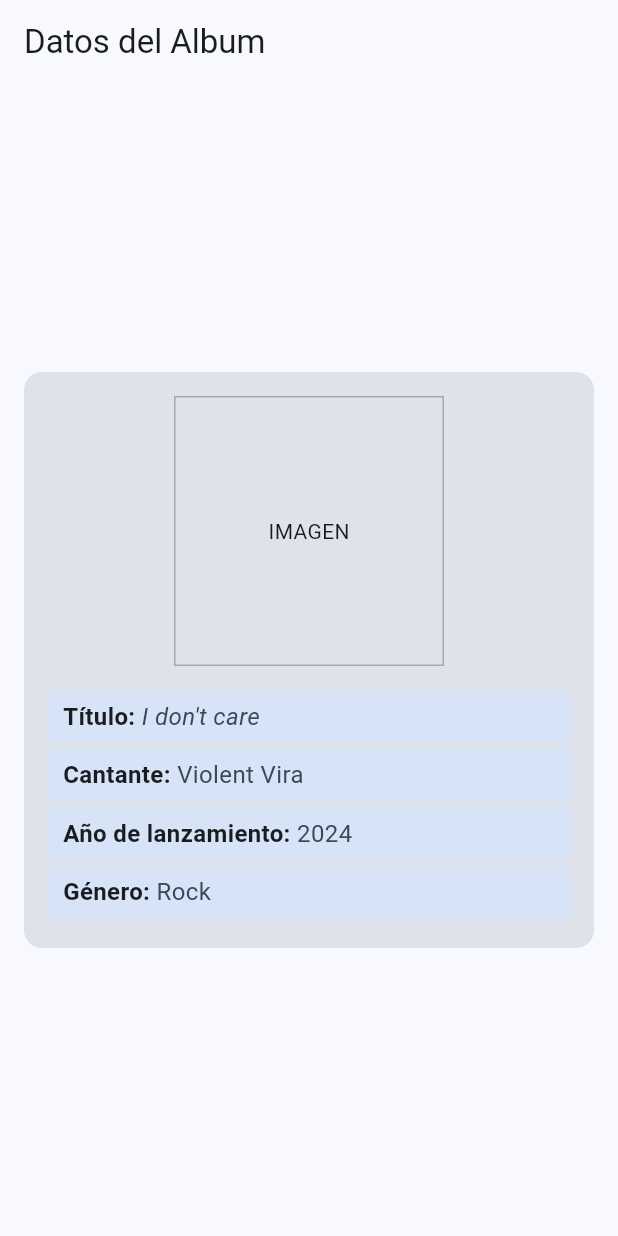
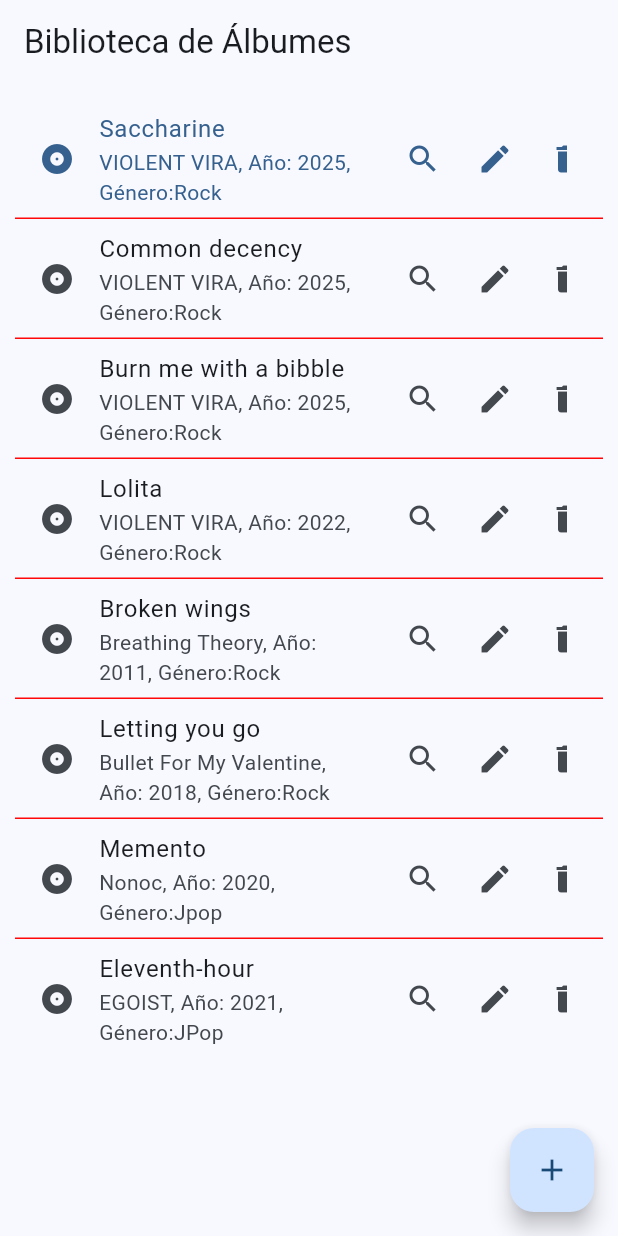
Before and after one commit to Yoshio28/album_biblio, a Flutter app: the screen it shows after launch, on a phone screen of 412 x 824 dp. Run offline on Flutter 3.47's test engine with Material 3 defaults, Android fonts, the phone set to English and light mode, and no system bars.

Commit message:
Actualizacion practica 3

```diff
--- a/lib/main.dart
+++ b/lib/main.dart
@@ -1,6 +1,8 @@
 import 'package:flutter/material.dart';
 import 'package:album_biblio/views/album_vista.dart';
 import 'package:album_biblio/views/perfil_usuario.dart';
+import 'views/album_lista.dart';
+import 'model/album_biblio.dart';
 
 void main() {
   runApp(const MyApp());
@@ -15,7 +17,7 @@ class MyApp extends StatelessWidget {
       debugShowCheckedModeBanner: false,
       title: 'Demo Album',
       theme: ThemeData(useMaterial3: true, colorSchemeSeed: Colors.blue),
-      home: AlbumVista(),
+      home: AlbumLista(),
     );
   }
 }
--- /dev/null
+++ b/lib/model/album_biblio.dart
@@ -0,0 +1,23 @@
+class AlbumBiblio {
+  final List<Album> _listaAlbumes = [];
+  AlbumBiblio();
+  List<Album> get albumes => _listaAlbumes;
+  void addAlbum(Album album) {
+    _listaAlbumes.add(album);
+  }
+}
+
+class Album {
+  String? id;
+  String titulo;
+  String artista;
+  int anio;
+  String gender;
+  Album({
+    this.id,
+    required this.titulo,
+    required this.artista,
+    required this.anio,
+    required this.gender,
+  });
+}
--- /dev/null
+++ b/lib/views/album_lista.dart
@@ -0,0 +1,151 @@
+import 'package:album_biblio/model/album_biblio.dart';
+import 'package:flutter/material.dart';
+
+class AlbumLista extends StatefulWidget {
+  const AlbumLista({super.key});
+
+  @override
+  State<AlbumLista> createState() => _AlbumListaState();
+}
+
+class _AlbumListaState extends State<AlbumLista> {
+  int selectedAlbum = 0;
+  late AlbumBiblio albumes;
+
+  @override
+  void initState() {
+    super.initState();
+    albumes = AlbumBiblio();
+    albumes.addAlbum(
+      Album(
+        titulo: "Saccharine",
+        artista: "VIOLENT VIRA",
+        anio: 2025,
+        gender: "Rock",
+      ),
+    );
+    albumes.addAlbum(
+      Album(
+        titulo: "Common decency",
+        artista: "VIOLENT VIRA",
+        anio: 2025,
+        gender: "Rock",
+      ),
+    );
+    albumes.addAlbum(
+      Album(
+        titulo: "Burn me with a bibble",
+        artista: "VIOLENT VIRA",
+        anio: 2025,
+        gender: "Rock",
+      ),
+    );
+    albumes.addAlbum(
+      Album(
+        titulo: "Lolita",
+        artista: "VIOLENT VIRA",
+        anio: 2022,
+        gender: "Rock",
+      ),
+    );
+    albumes.addAlbum(
+      Album(
+        titulo: "Broken wings",
+        artista: "Breathing Theory",
+        anio: 2011,
+        gender: "Rock",
+      ),
+    );
+    albumes.addAlbum(
+      Album(
+        titulo: "Letting you go",
+        artista: "Bullet For My Valentine",
+        anio: 2018,
+        gender: "Rock",
+      ),
+    );
+    albumes.addAlbum(
+      Album(titulo: "Memento", artista: "Nonoc", anio: 2020, gender: "Jpop"),
+    );
+    albumes.addAlbum(
+      Album(
+        titulo: "Eleventh-hour",
+        artista: "EGOIST",
+        anio: 2021,
+        gender: "JPop",
+      ),
+    );
+  }
+
+  @override
+  Widget build(BuildContext context) {
+    return Scaffold(
+      appBar: AppBar(title: const Text("Biblioteca de Álbumes")),
+      body: RefreshIndicator(
+        displacement: 40,
+        edgeOffset: 20,
+        triggerMode: RefreshIndicatorTriggerMode.anywhere,
+        onRefresh: _refrescar,
+        child: ListView(
+          padding: const EdgeInsets.all(10),
+          children: ListTile.divideTiles(
+            context: context,
+            tiles: crearLista(),
+            color: const Color.fromARGB(255, 255, 7, 7),
+          ).toList(),
+        ),
+      ),
+      floatingActionButton: FloatingActionButton(
+        onPressed: () {},
+        child: const Icon(Icons.add),
+      ),
+    );
+  }
+
+  Future<void> _refrescar() async {
+    await Future.delayed(const Duration(seconds: 3));
+    setState(() {});
+  }
+
+  List<Widget> crearLista() {
+    final List<Widget> lista = <Widget>[];
+    for (int i = 0; i < albumes.albumes.length; i++) {
+      Album album = albumes.albumes[i];
+      lista.add(
+        ListTile(
+          leading: const Icon(Icons.album),
+          title: Text(album.titulo),
+          subtitle: Text(
+            "${album.artista}, Año: ${album.anio}, Género:${album.gender}",
+          ),
+          trailing: SizedBox(
+            width: 120,
+            child: SingleChildScrollView(
+              scrollDirection: Axis.horizontal,
+              child: crearButtonsBar(i),
+            ),
+          ),
+          selected: (selectedAlbum == i),
+          onTap: () => albumTapped(i),
+        ),
+      );
+    }
+    return lista;
+  }
+
+  void albumTapped(int i) {
+    setState(() {
+      selectedAlbum = i;
+    });
+  }
+
+  Widget crearButtonsBar(int index) {
+    return Row(
+      children: [
+        IconButton(onPressed: () {}, icon: const Icon(Icons.search)),
+        IconButton(onPressed: () {}, icon: const Icon(Icons.edit)),
+        IconButton(onPressed: () {}, icon: const Icon(Icons.delete)),
+      ],
+    );
+  }
+}
```
